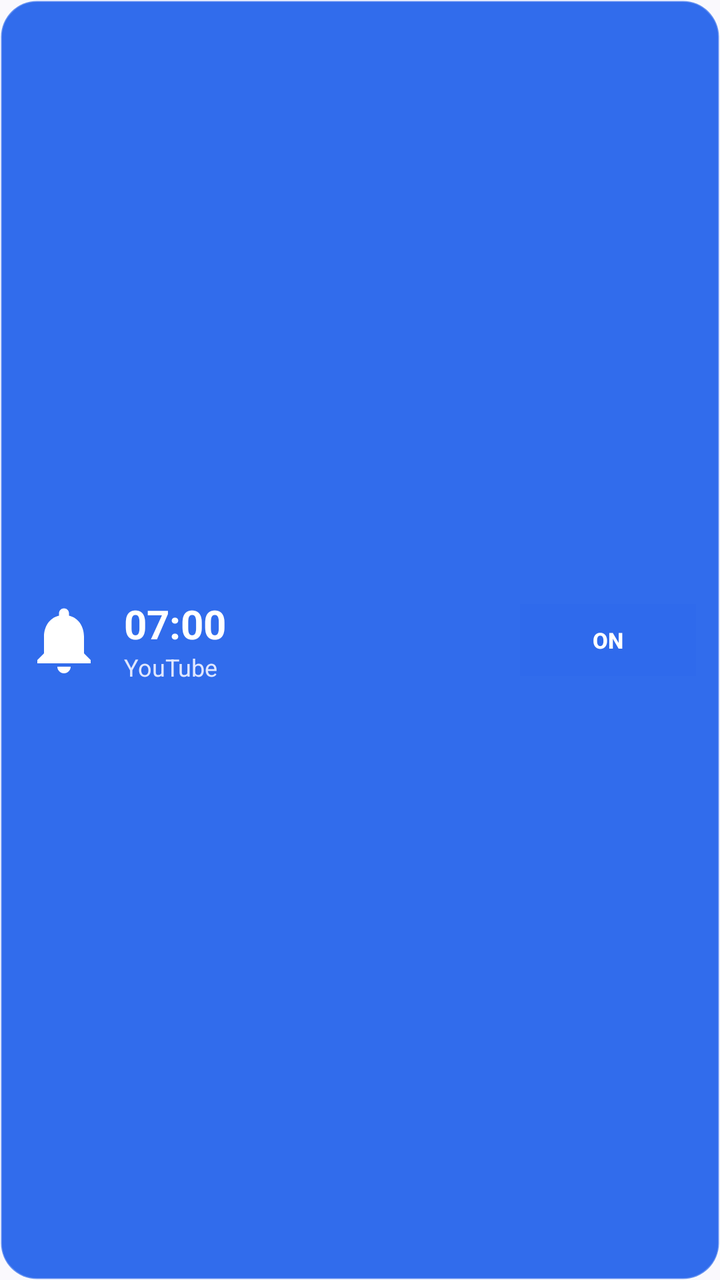
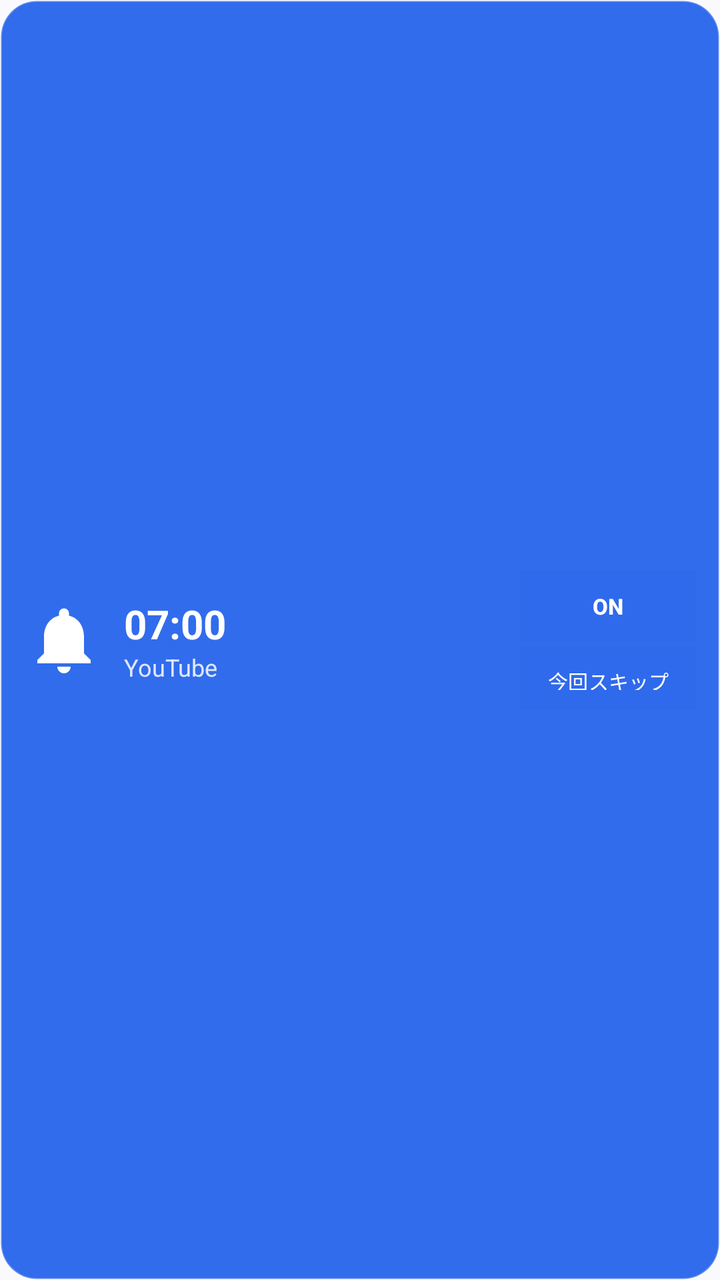

Two renders of the same Android screen: before a commit and after it. Below are the layout's source before the change and the commit's diff.
<!-- AndroidManifest.xml: application theme Theme.AppAlarm -->
<!-- res/layout/widget_alarm.xml -->
<?xml version="1.0" encoding="utf-8"?>
<LinearLayout xmlns:android="http://schemas.android.com/apk/res/android"
    android:id="@+id/widget_container"
    android:layout_width="match_parent"
    android:layout_height="match_parent"
    android:orientation="horizontal"
    android:background="@drawable/widget_background"
    android:padding="12dp"
    android:gravity="center_vertical">

    <ImageView
        android:id="@+id/widget_app_icon"
        android:layout_width="40dp"
        android:layout_height="40dp"
        android:src="@drawable/ic_tile_alarm"
        android:contentDescription="icon" />

    <LinearLayout
        android:layout_width="0dp"
        android:layout_height="wrap_content"
        android:layout_weight="1"
        android:layout_marginStart="10dp"
        android:orientation="vertical">

        <TextView
            android:id="@+id/widget_time"
            android:layout_width="wrap_content"
            android:layout_height="wrap_content"
            android:textColor="#FFFFFF"
            android:textSize="20sp"
            android:textStyle="bold"
            android:text="07:00" />

        <TextView
            android:id="@+id/widget_label"
            android:layout_width="wrap_content"
            android:layout_height="wrap_content"
            android:textColor="#E0E7FF"
            android:textSize="12sp"
            android:singleLine="true"
            android:text="YouTube" />
    </LinearLayout>

    
    <Button
        android:id="@+id/widget_btn_toggle"
        android:layout_width="wrap_content"
        android:layout_height="36dp"
        android:background="#30FFFFFF"
        android:textColor="#FFFFFF"
        android:textSize="11sp"
        android:textStyle="bold"
        android:paddingStart="10dp"
        android:paddingEnd="10dp"
        android:text="ON" />

</LinearLayout>
<!-- resources referenced by this layout -->
<resources>
  <!-- drawable ic_tile_alarm (drawable) -->
  <vector xmlns:android="http://schemas.android.com/apk/res/android"
      android:width="24dp"
      android:height="24dp"
      android:viewportWidth="24"
      android:viewportHeight="24">
      <path
          android:fillColor="#FFFFFFFF"
          android:pathData="M12,22c1.1,0 2,-0.9 2,-2h-4c0,1.1 0.9,2 2,2zM18,16v-5c0,-3.07 -1.63,-5.64 -4.5,-6.32V4c0,-0.83 -0.67,-1.5 -1.5,-1.5s-1.5,0.67 -1.5,1.5v0.68C7.64,5.36 6,7.92 6,11v5l-2,2v1h16v-1l-2,-2z"/>
  </vector>
  <!-- drawable widget_background (drawable) -->
  <?xml version="1.0" encoding="utf-8"?>
  <shape xmlns:android="http://schemas.android.com/apk/res/android"
      android:shape="rectangle">
      <corners android:radius="18dp" />
      <solid android:color="#F02563EB" />
      <stroke android:width="1dp" android:color="#40FFFFFF" />
  </shape>
  <style name="Theme.AppAlarm" parent="Theme.Material3.DayNight.NoActionBar">
          <item name="colorPrimary">#2563EB</item>
          <item name="colorOnPrimary">#FFFFFF</item>
          <item name="colorPrimaryContainer">#DBE6FF</item>
          <item name="colorOnPrimaryContainer">#001A41</item>
          <item name="colorSecondary">#575E71</item>
          <item name="colorOnSecondary">#FFFFFF</item>
          <item name="colorSecondaryContainer">#DBE2F9</item>
          <item name="colorOnSecondaryContainer">#141B2C</item>
          <item name="android:colorBackground">#FAF9FD</item>
          <item name="colorSurface">#FAF9FD</item>
          <item name="colorOnSurface">#1A1B20</item>
          <item name="colorSurfaceVariant">#E1E2EC</item>
          <item name="colorOnSurfaceVariant">#44474F</item>
          <item name="colorSurfaceContainerLowest">#FFFFFF</item>
          <item name="colorSurfaceContainerLow">#F4F3F7</item>
          <item name="colorSurfaceContainer">#EEEDF1</item>
          <item name="colorSurfaceContainerHigh">#E8E7EB</item>
          <item name="colorSurfaceContainerHighest">#E3E2E6</item>
          <item name="colorOutline">#74777F</item>
          <item name="colorOutlineVariant">#C4C6D0</item>
          <item name="colorError">#BA1A1A</item>
          <item name="colorOnError">#FFFFFF</item>
          <item name="android:statusBarColor">?attr/colorSurface</item>
          <item name="android:navigationBarColor">?attr/colorSurface</item>
          <item name="android:windowLightStatusBar">true</item>
          <item name="android:windowLightNavigationBar">true</item>
      </style>
</resources>

<!-- the commit's change to res/layout/widget_alarm.xml (unified diff, before → after) -->
@@ -42,16 +42,32 @@
     </LinearLayout>
 
     
-    <Button
-        android:id="@+id/widget_btn_toggle"
+    <LinearLayout
         android:layout_width="wrap_content"
-        android:layout_height="36dp"
-        android:background="#30FFFFFF"
-        android:textColor="#FFFFFF"
-        android:textSize="11sp"
-        android:textStyle="bold"
-        android:paddingStart="10dp"
-        android:paddingEnd="10dp"
-        android:text="ON" />
+        android:layout_height="wrap_content"
+        android:orientation="vertical">
+        <Button
+            android:id="@+id/widget_btn_toggle"
+            android:layout_width="wrap_content"
+            android:layout_height="36dp"
+            android:background="#30FFFFFF"
+            android:textColor="#FFFFFF"
+            android:textSize="11sp"
+            android:textStyle="bold"
+            android:paddingStart="8dp"
+            android:paddingEnd="8dp"
+            android:text="ON" />
+        <Button
+            android:id="@+id/widget_btn_skip"
+            android:layout_width="wrap_content"
+            android:layout_height="32dp"
+            android:layout_marginTop="2dp"
+            android:background="#30FFFFFF"
+            android:textColor="#FFFFFF"
+            android:textSize="10sp"
+            android:paddingStart="6dp"
+            android:paddingEnd="6dp"
+            android:text="今回スキップ" />
+    </LinearLayout>
 
 </LinearLayout>
